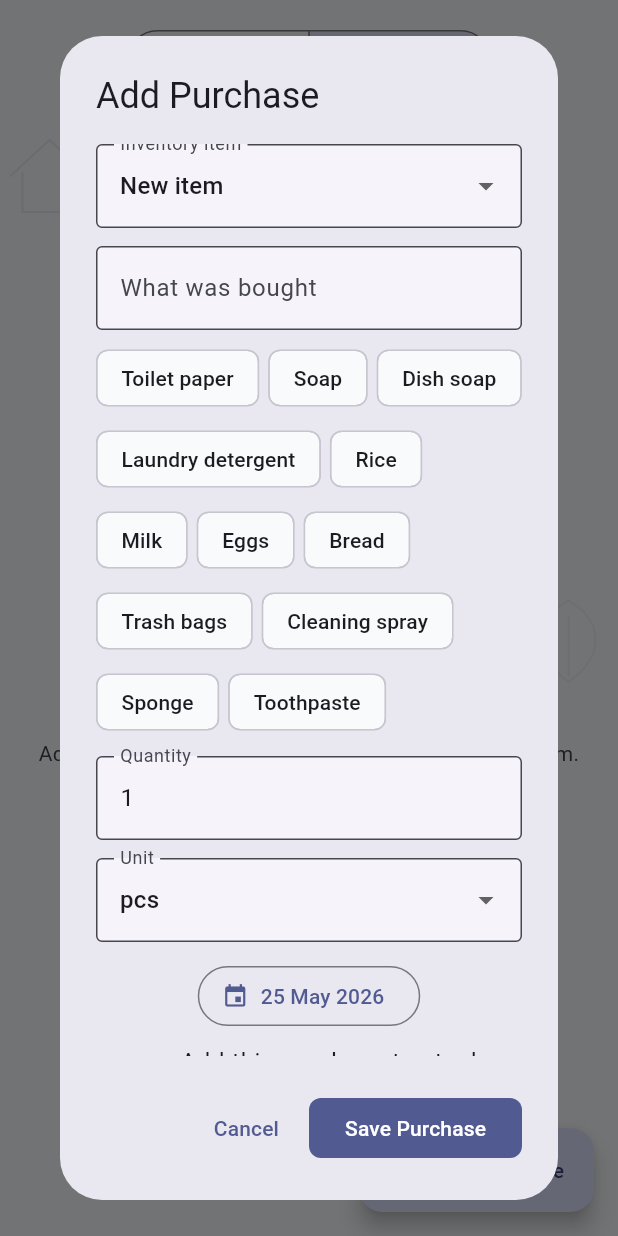
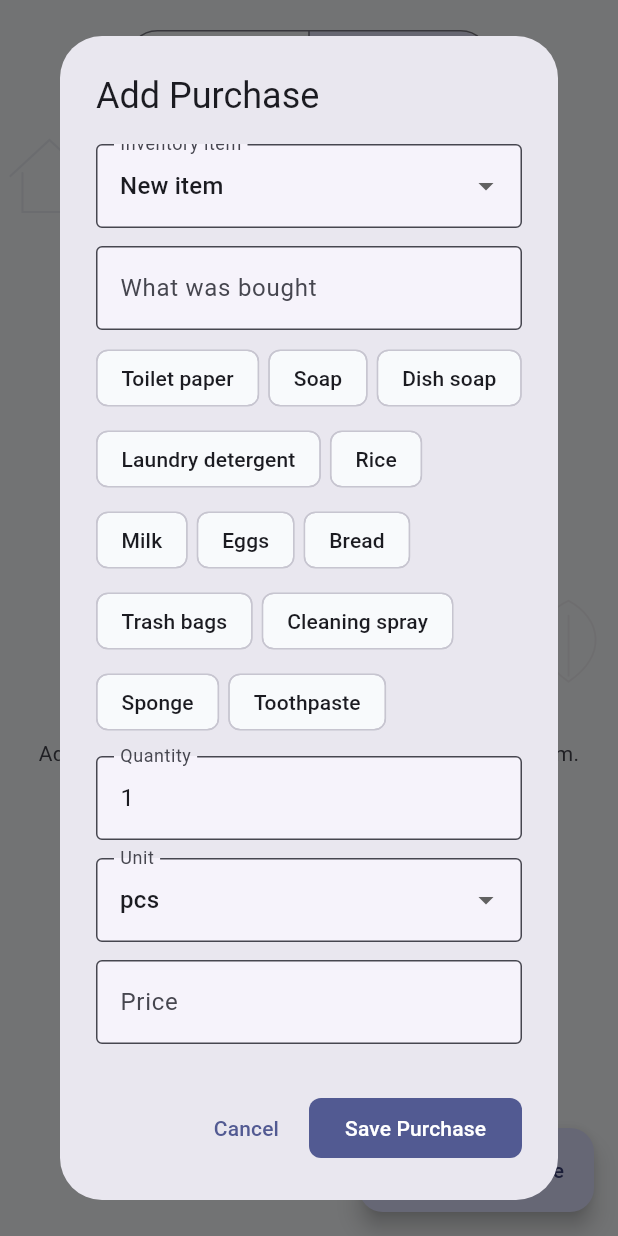
Before and after one commit to sxavier2023/easy_livaign, a Flutter app: the InventoryScreen screen opened directly with empty values, after a tap on "Purchases", after a tap on "Add Purchase", on a phone screen of 412 x 824 dp. Run offline on Flutter 3.47's test engine with Material 3 defaults, Android fonts, the phone set to English and light mode, and no system bars; our stand-ins replace cloud_firestore, firebase_auth, firebase_core, firebase_messaging, firebase_storage, flutter_svg and 3 more; missing offline and left inert: mobile_scanner; accounts and stored records are empty.

Commit message:
Fix purchases permissions and save flow

```diff
--- a/lib/screens/inventory_screen.dart
+++ b/lib/screens/inventory_screen.dart
@@ -200,9 +200,12 @@ class _InventoryScreenState extends State<InventoryScreen> {
     final items = itemsSnapshot.docs;
     final nameController = TextEditingController();
     final quantityController = TextEditingController(text: '1');
+    final priceController = TextEditingController();
+    final storeController = TextEditingController();
     String selectedUnit = _units.first;
     String? selectedItemId;
     bool addToStock = true;
+    bool isSavingPurchase = false;
     DateTime purchasedAt = DateTime.now();
 
     if (!mounted) return;
@@ -312,6 +315,27 @@ class _InventoryScreenState extends State<InventoryScreen> {
                       },
                     ),
                     const SizedBox(height: 12),
+                    TextField(
+                      controller: priceController,
+                      keyboardType: const TextInputType.numberWithOptions(
+                        decimal: true,
+                      ),
+                      decoration: const InputDecoration(
+                        labelText: "Price",
+                        prefixText: "€ ",
+                        border: OutlineInputBorder(),
+                      ),
+                    ),
+                    const SizedBox(height: 12),
+                    TextField(
+                      controller: storeController,
+                      textCapitalization: TextCapitalization.words,
+                      decoration: const InputDecoration(
+                        labelText: "Store (optional)",
+                        border: OutlineInputBorder(),
+                      ),
+                    ),
+                    const SizedBox(height: 12),
                     OutlinedButton.icon(
                       icon: const Icon(Icons.event),
                       label: Text(
@@ -351,15 +375,28 @@ class _InventoryScreenState extends State<InventoryScreen> {
                   child: const Text("Cancel"),
                 ),
                 FilledButton(
-                  onPressed: () async {
+                  onPressed: isSavingPurchase
+                      ? null
+                      : () async {
                           final selectedData = selectedItem?.data();
                           final itemName =
                               selectedData?['name']?.toString() ??
                               nameController.text.trim();
                           final quantity =
                               int.tryParse(quantityController.text.trim()) ?? 0;
+                          final price =
+                              double.tryParse(
+                                priceController.text.trim().replaceAll(
+                                  ',',
+                                  '.',
+                                ),
+                              ) ??
+                              0;
 
                           if (itemName.trim().isEmpty || quantity <= 0) return;
+
+                          try {
+                            setDialogState(() => isSavingPurchase = true);
 
                             await _inventoryService.addPurchase(
                               houseId: widget.houseId,
@@ -367,16 +404,30 @@ class _InventoryScreenState extends State<InventoryScreen> {
                               itemName: itemName,
                               quantity: quantity,
                               unit: selectedUnit,
+                              price: price,
+                              store: storeController.text,
                               purchasedAt: purchasedAt,
                               addToStock: addToStock,
                             );
+                          } catch (e) {
+                            if (!context.mounted) return;
+
+                            ScaffoldMessenger.of(context).showSnackBar(
+                              SnackBar(
+                                content: Text("Could not save purchase: $e"),
+                              ),
+                            );
+
+                            setDialogState(() => isSavingPurchase = false);
+                            return;
+                          }
 
                           if (!context.mounted) return;
 
                           Navigator.pop(context);
                           setState(() => _selectedView = 'purchases');
                         },
-                  child: const Text("Save Purchase"),
+                  child: Text(isSavingPurchase ? "Saving..." : "Save Purchase"),
                 ),
               ],
             );
@@ -404,6 +455,10 @@ class _InventoryScreenState extends State<InventoryScreen> {
     }
 
     return 'Not updated yet';
+  }
+
+  String _moneyText(num value) {
+    return NumberFormat.currency(locale: 'de_DE', symbol: '€').format(value);
   }
 
   String _historyMessage(Map<String, dynamic> data) {
@@ -526,6 +581,12 @@ class _InventoryScreenState extends State<InventoryScreen> {
         }
 
         final purchases = snapshot.data!.docs;
+        final total = purchases.fold<double>(0, (runningTotal, doc) {
+          final data = doc.data();
+          final price = (data['price'] as num?)?.toDouble() ?? 0;
+
+          return runningTotal + price;
+        });
 
         if (purchases.isEmpty) {
           return const AppEmptyState(
@@ -536,9 +597,37 @@ class _InventoryScreenState extends State<InventoryScreen> {
         }
 
         return _responsiveInventory(
+          child: Column(
+            children: [
+              Padding(
+                padding: EdgeInsets.fromLTRB(
+                  MediaQuery.sizeOf(context).width >= 900 ? 32 : 16,
+                  16,
+                  MediaQuery.sizeOf(context).width >= 900 ? 32 : 16,
+                  0,
+                ),
+                child: Card(
+                  child: ListTile(
+                    leading: const CircleAvatar(
+                      child: Icon(Icons.payments_outlined),
+                    ),
+                    title: const Text("Total purchase history"),
+                    subtitle: Text("${purchases.length} purchases logged"),
+                    trailing: Text(
+                      _moneyText(total),
+                      style: Theme.of(context).textTheme.titleMedium?.copyWith(
+                        fontWeight: FontWeight.w700,
+                      ),
+                    ),
+                  ),
+                ),
+              ),
+              Expanded(
                 child: ListView.separated(
                   padding: EdgeInsets.symmetric(
-              horizontal: MediaQuery.sizeOf(context).width >= 900 ? 32 : 16,
+                    horizontal: MediaQuery.sizeOf(context).width >= 900
+                        ? 32
+                        : 16,
                     vertical: 16,
                   ),
                   itemCount: purchases.length,
@@ -548,25 +637,37 @@ class _InventoryScreenState extends State<InventoryScreen> {
                     final itemName = data['itemName']?.toString() ?? 'Item';
                     final quantity = (data['quantity'] as num?)?.toInt() ?? 0;
                     final unit = data['unit']?.toString() ?? 'pcs';
+                    final price = (data['price'] as num?) ?? 0;
+                    final store = data['store']?.toString() ?? '';
                     final boughtBy =
+                        data['purchasedByName']?.toString() ??
+                        data['purchasedByEmail']?.toString() ??
                         data['boughtByName']?.toString() ??
                         data['boughtByEmail']?.toString() ??
                         'House member';
-              final purchasedAt = _timestampText(data['purchasedAt']);
+                    final purchasedAt = _timestampText(
+                      data['purchasedAt'] ?? data['createdAt'],
+                    );
+                    final storeText = store.trim().isEmpty
+                        ? ''
+                        : '\nStore: $store';
 
                     return Card(
                       child: ListTile(
                         leading: const CircleAvatar(
-                    child: Icon(Icons.shopping_bag_outlined),
+                          child: Icon(Icons.shopping_cart_outlined),
                         ),
                         title: Text(itemName),
                         subtitle: Text(
-                    '$quantity $unit\nBought by: $boughtBy\nPurchased: $purchasedAt',
+                          '$quantity $unit • ${_moneyText(price)}\nBought by: $boughtBy$storeText\nPurchased: $purchasedAt',
                         ),
                         isThreeLine: true,
                       ),
                     );
                   },
+                ),
+              ),
+            ],
           ),
         );
       },
--- a/lib/services/inventory_service.dart
+++ b/lib/services/inventory_service.dart
@@ -158,11 +158,14 @@ class InventoryService {
     required String itemName,
     required int quantity,
     required String unit,
+    required double price,
+    String? store,
     required DateTime purchasedAt,
     bool addToStock = true,
   }) async {
     final user = _currentUser();
     final trimmedName = itemName.trim();
+    final trimmedStore = store?.trim() ?? '';
 
     if (trimmedName.isEmpty) return;
 
@@ -209,6 +212,11 @@ class InventoryService {
       'itemName': trimmedName,
       'quantity': quantityValue,
       'unit': unit,
+      'price': price < 0 ? 0 : price,
+      'store': trimmedStore,
+      'purchasedBy': user.uid,
+      'purchasedByEmail': user.email ?? "",
+      'purchasedByName': user.displayName ?? "House member",
       'boughtBy': user.uid,
       'boughtByEmail': user.email ?? "",
       'boughtByName': user.displayName ?? "House member",
```
Also changed, not shown: firebase.json, 1 other file. Lines whose indentation alone changed are shown as unchanged.
